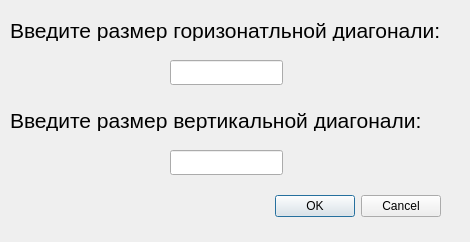
The window that Lab1/Task2/rhombusdialog.ui (ahahaharu/OAiP_Labs) describes before a commit, drawn with Qt 5.
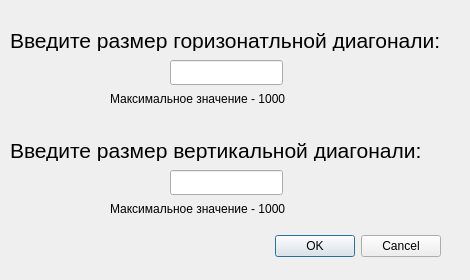
The same window after the commit.

```diff
--- a/Lab1/Task2/rhombusdialog.ui
+++ b/Lab1/Task2/rhombusdialog.ui
@@ -7,7 +7,7 @@
     <x>0</x>
     <y>0</y>
     <width>470</width>
-    <height>242</height>
+    <height>280</height>
    </rect>
   </property>
   <property name="windowTitle">
@@ -17,7 +17,7 @@
    <property name="geometry">
     <rect>
      <x>100</x>
-     <y>190</y>
+     <y>230</y>
      <width>341</width>
      <height>32</height>
     </rect>
@@ -33,7 +33,7 @@
    <property name="geometry">
     <rect>
      <x>10</x>
-     <y>20</y>
+     <y>30</y>
      <width>461</width>
      <height>21</height>
     </rect>
@@ -51,7 +51,7 @@
    <property name="geometry">
     <rect>
      <x>10</x>
-     <y>110</y>
+     <y>140</y>
      <width>461</width>
      <height>21</height>
     </rect>
@@ -79,12 +79,38 @@
    <property name="geometry">
     <rect>
      <x>170</x>
-     <y>150</y>
+     <y>170</y>
      <width>113</width>
      <height>25</height>
     </rect>
    </property>
   </widget>
+  <widget class="QLabel" name="label_3">
+   <property name="geometry">
+    <rect>
+     <x>110</x>
+     <y>90</y>
+     <width>231</width>
+     <height>17</height>
+    </rect>
+   </property>
+   <property name="text">
+    <string>Максимальное значение - 1000</string>
+   </property>
+  </widget>
+  <widget class="QLabel" name="label_4">
+   <property name="geometry">
+    <rect>
+     <x>110</x>
+     <y>200</y>
+     <width>231</width>
+     <height>17</height>
+    </rect>
+   </property>
+   <property name="text">
+    <string>Максимальное значение - 1000</string>
+   </property>
+  </widget>
  </widget>
  <resources/>
  <connections>
```
